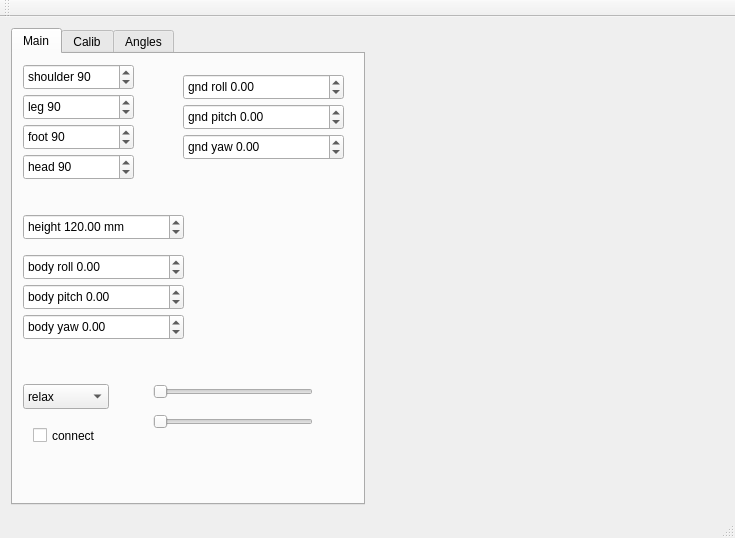
Before: the Qt Designer form Programs/Simulator/mainwindow.ui in simonfrey-zz/enut, drawn with Qt 5.
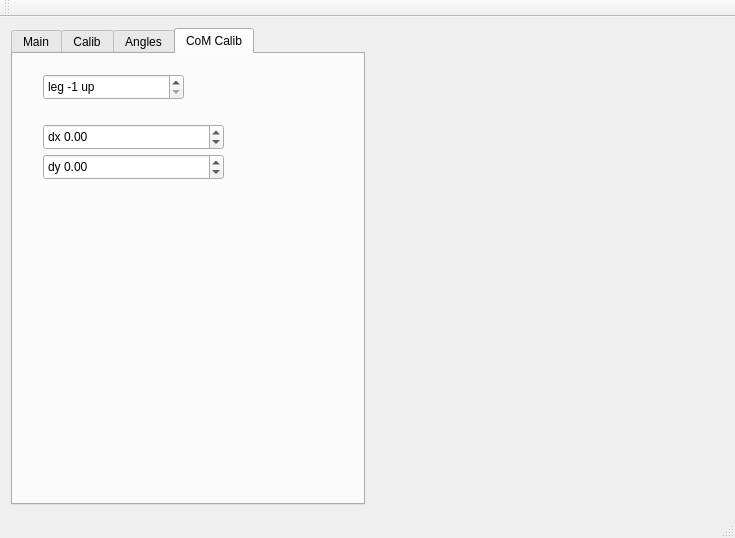
After: the same form once the commit is applied. The open tabs and pages were chosen to show the change. Custom widgets are drawn as their Qt base class.

Commit message: add com calib mode gui

```diff
--- a/Programs/Simulator/mainwindow.ui
+++ b/Programs/Simulator/mainwindow.ui
@@ -557,6 +557,74 @@
           </property>
          </widget>
         </widget>
+        <widget class="QWidget" name="tab_3">
+         <attribute name="title">
+          <string>CoM Calib</string>
+         </attribute>
+         <widget class="QSpinBox" name="sbCOM_LegUp">
+          <property name="geometry">
+           <rect>
+            <x>30</x>
+            <y>20</y>
+            <width>141</width>
+            <height>26</height>
+           </rect>
+          </property>
+          <property name="suffix">
+           <string> up</string>
+          </property>
+          <property name="prefix">
+           <string>leg </string>
+          </property>
+          <property name="minimum">
+           <number>-1</number>
+          </property>
+          <property name="maximum">
+           <number>3</number>
+          </property>
+          <property name="value">
+           <number>-1</number>
+          </property>
+         </widget>
+         <widget class="QDoubleSpinBox" name="dsbCOM_dx">
+          <property name="geometry">
+           <rect>
+            <x>30</x>
+            <y>70</y>
+            <width>181</width>
+            <height>26</height>
+           </rect>
+          </property>
+          <property name="prefix">
+           <string>dx </string>
+          </property>
+          <property name="minimum">
+           <double>-100.000000000000000</double>
+          </property>
+          <property name="maximum">
+           <double>100.000000000000000</double>
+          </property>
+         </widget>
+         <widget class="QDoubleSpinBox" name="dsbCOM_dy">
+          <property name="geometry">
+           <rect>
+            <x>30</x>
+            <y>100</y>
+            <width>181</width>
+            <height>26</height>
+           </rect>
+          </property>
+          <property name="prefix">
+           <string>dy </string>
+          </property>
+          <property name="minimum">
+           <double>-100.000000000000000</double>
+          </property>
+          <property name="maximum">
+           <double>100.000000000000000</double>
+          </property>
+         </widget>
+        </widget>
        </widget>
       </item>
       <item>
```
Left out of the diff: 5 changed lines with no effect on the pictures. The commit also changes 2 other files.
